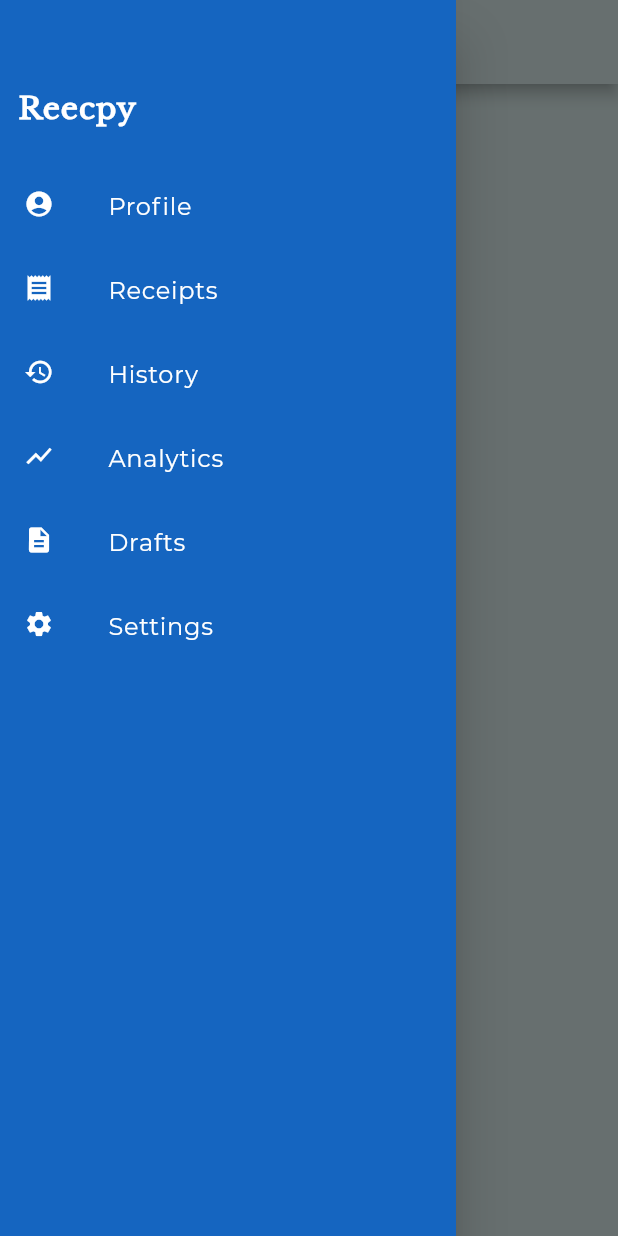
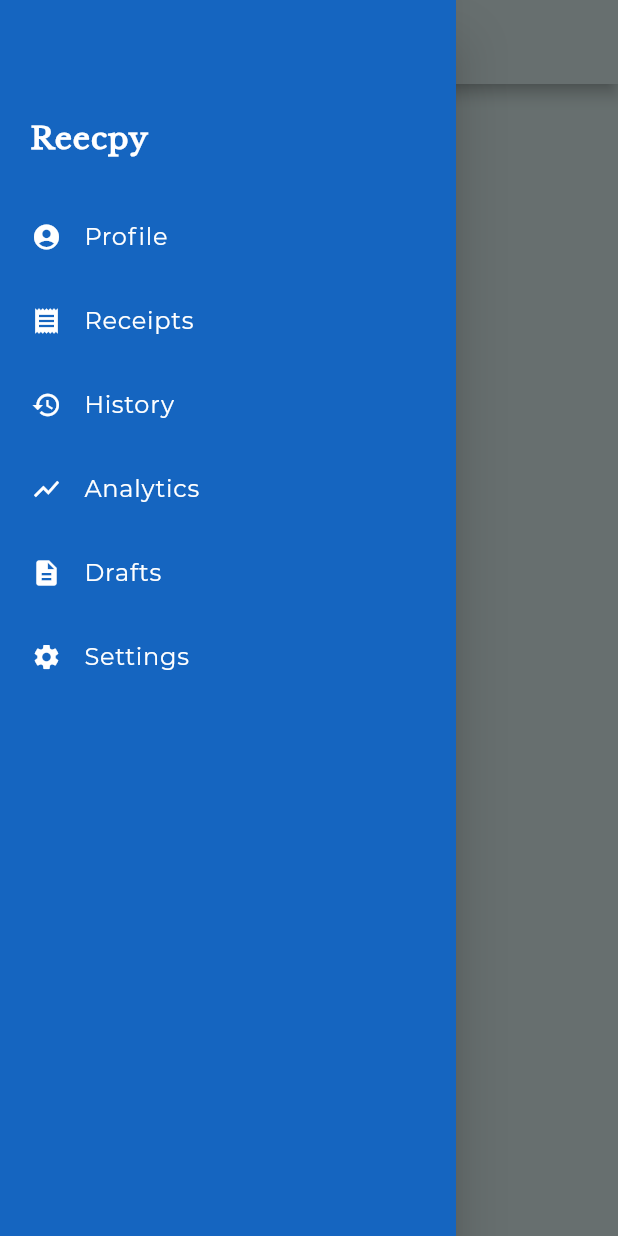
Before and after one commit to hngi/mobileforce-digital-receipt, a Flutter app: the screen it shows after launch, with the side drawer open, on a phone screen of 412 x 824 dp. Run offline on Flutter 3.47's test engine with Material 2 defaults, Android fonts, the phone set to English and light mode, and no system bars; project files that could hold a hidden picture were left out.

Commit message:
adjusted the distance between widgets

```diff
--- a/digital_receipt/lib/widgets/main_drawer.dart
+++ b/digital_receipt/lib/widgets/main_drawer.dart
@@ -7,127 +7,157 @@ class MainDrawer extends StatelessWidget {
   Widget build(BuildContext context) {
     return Drawer(
       child: Container(
-        padding: EdgeInsets.only(top: 60.0),
+        padding: EdgeInsets.only(top: 80.0, left: 5.0),
         child: ListView(
           children: <Widget>[
             Container(
-              padding: EdgeInsets.only(left: 12),
+              padding: EdgeInsets.only(left: 15.0),
               child: Text('Reecpy',
                 style: TextStyle(
                     fontFamily: 'LibreBaskerville',
-                    fontSize: 20,
+                    fontSize: 20.0,
                     fontWeight: FontWeight.bold,
                     color: Colors.white,
                     letterSpacing: 0.6
                 ),
               ),
             ),
-            SizedBox(height: 25),
+            SizedBox(height: 25.0),
             ListTile(
-              leading: Icon(
+              title: Row(
+                children: <Widget>[
+                  Icon(
                       Icons.account_circle,
                       color: Colors.white,
-                size: 20.0,
+                      size: 20.0
                   ),
-              title: Text(
+                  SizedBox(width: 15.0),
+                  Text(
                     'Profile',
                     style: TextStyle(
                         fontFamily: 'Montserrat',
-                    fontSize: 16,
+                        fontSize: 16.0,
                         fontWeight: FontWeight.w300,
                         color: Colors.white,
                         letterSpacing: 0.5
                     ),
                   ),
+                ],
+              ),
               onTap: (){},
             ),
             ListTile(
-              leading: Icon(
+              title: Row(
+                children: <Widget>[
+                  Icon(
                       Icons.receipt,
                       color: Colors.white,
-                size: 20.0,
+                      size: 20.0
                   ),
-              title: Text(
+                  SizedBox(width: 15.0),
+                  Text(
                     'Receipts',
                     style: TextStyle(
                         fontFamily: 'Montserrat',
-                    fontSize: 16,
+                        fontSize: 16.0,
                         fontWeight: FontWeight.w300,
                         color: Colors.white,
                         letterSpacing: 0.5
                     ),
                   ),
+                ],
+              ),
               onTap: (){},
             ),
             ListTile(
-              leading: Icon(
+              title: Row(
+                children: <Widget>[
+                  Icon(
                       Icons.history,
                       color: Colors.white,
-                size: 20.0,
+                      size: 20.0
                   ),
-              title: Text(
+                  SizedBox(width: 15.0),
+                  Text(
                     'History',
                     style: TextStyle(
                         fontFamily: 'Montserrat',
-                    fontSize: 16,
+                        fontSize: 16.0,
                         fontWeight: FontWeight.w300,
                         color: Colors.white,
                         letterSpacing: 0.5
                     ),
                   ),
+                ],
+              ),
               onTap: (){},
             ),
             ListTile(
-              leading: Icon(
+              title: Row(
+                children: <Widget>[
+                  Icon(
                       Icons.show_chart,
                       color: Colors.white,
-                size: 20.0,
+                      size: 20.0
                   ),
-              title: Text(
+                  SizedBox(width: 15.0),
+                  Text(
                     'Analytics',
                     style: TextStyle(
                         fontFamily: 'Montserrat',
-                    fontSize: 16,
+                        fontSize: 16.0,
                         fontWeight: FontWeight.w300,
                         color: Colors.white,
                         letterSpacing: 0.5
                     ),
                   ),
+                ],
+              ),
               onTap: (){},
             ),
             ListTile(
-              leading: Icon(
+              title: Row(
+                children: <Widget>[
+                  Icon(
                       Icons.description,
                       color: Colors.white,
-                size: 20.0,
+                      size: 20.0
                   ),
-              title: Text(
+                  SizedBox(width: 15.0),
+                  Text(
                     'Drafts',
                     style: TextStyle(
                         fontFamily: 'Montserrat',
-                    fontSize: 16,
+                        fontSize: 16.0,
                         fontWeight: FontWeight.w300,
                         color: Colors.white,
                         letterSpacing: 0.5
                     ),
                   ),
+                ],
+              ),
               onTap: (){},
             ),
             ListTile(
-              leading: Icon(
+              title: Row(
+                children: <Widget>[
+                  Icon(
                       Icons.settings,
                       color: Colors.white,
-                size: 20.0,
+                      size: 20.0
                   ),
-              title: Text(
+                  SizedBox(width: 15.0),
+                  Text(
                     'Settings',
                     style: TextStyle(
                         fontFamily: 'Montserrat',
-                    fontSize: 16,
+                        fontSize: 16.0,
                         fontWeight: FontWeight.w300,
                         color: Colors.white,
                         letterSpacing: 0.5
                     ),
+                  ),
+                ],
               ),
               onTap: (){},
             ),
```
Lines whose indentation alone changed are shown as unchanged.
